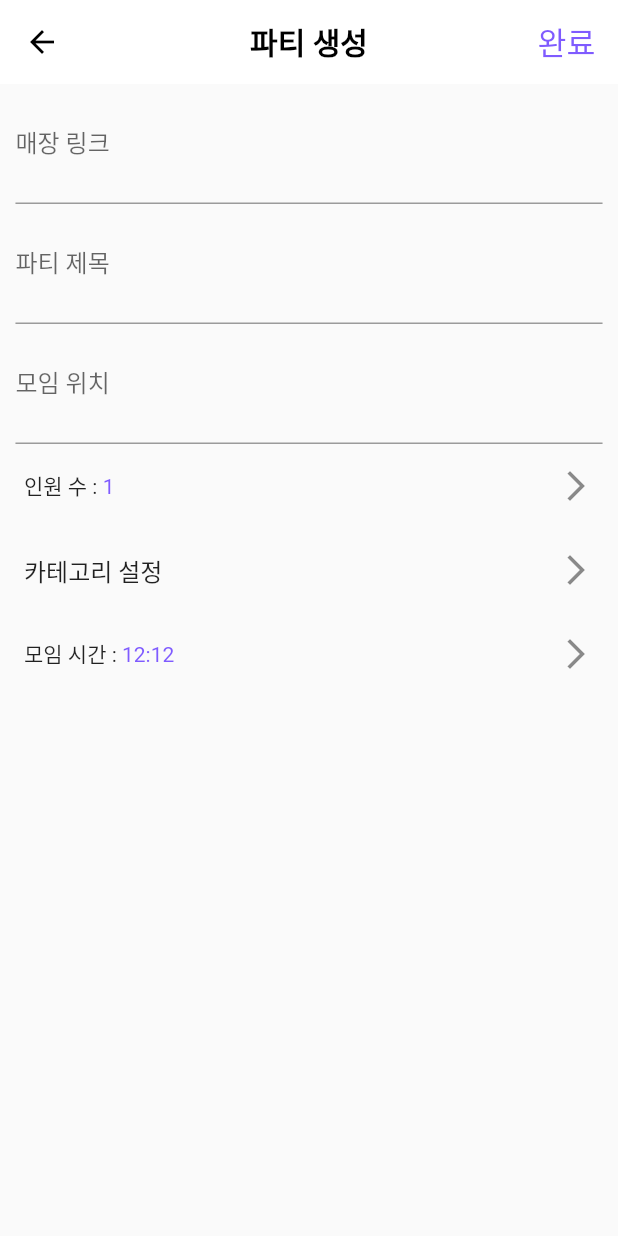
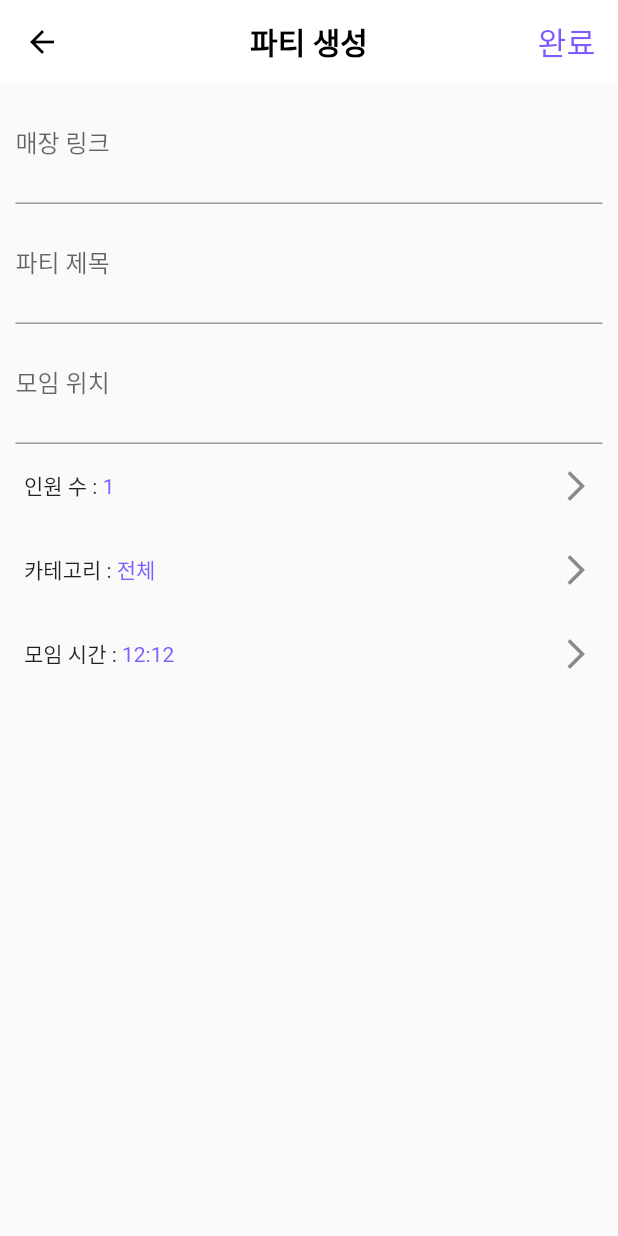
Before and after one commit to clroot/nona-muckja-frontend, a Flutter app: the MainPage screen opened directly, after a tap on the "add" icon, on a phone screen of 412 x 824 dp. Run offline on Flutter 3.47's test engine with Material 2 defaults, Android fonts, the phone set to English and light mode, and no system bars; our stand-ins replace flutter_dotenv, flutter_secure_storage, geolocator, permission_handler, persistent_bottom_nav_bar and 1 more; missing offline and left inert: dart:ffi, kakao_flutter_sdk; accounts and stored records are empty.

Commit message:
partypage 카테고리 완성

```diff
--- a/lib/main.dart
+++ b/lib/main.dart
@@ -1,4 +1,5 @@
 import 'package:flutter/material.dart';
+import 'package:nonamukja/pages/MainPage/main_page.dart';
 import 'package:nonamukja/pages/user_manage.dart';
 import 'package:flutter_dotenv/flutter_dotenv.dart';
 
@@ -17,7 +18,8 @@ class App extends StatelessWidget {
             .copyWith(primary: Color.fromARGB(255, 127, 91, 255)),
       ),
       debugShowCheckedModeBanner: false,
-      home: UserManagePage(),
+      home: MainPage(),
+      //UserManagePage(),
     );
   }
 }
--- a/lib/pages/MainPage/PartyPage/category_select.dart
+++ b/lib/pages/MainPage/PartyPage/category_select.dart
@@ -27,6 +27,7 @@ class BuildCategorySelectPage extends StatelessWidget {
           mainAxisAlignment: MainAxisAlignment.center,
           crossAxisAlignment: CrossAxisAlignment.end,
           children: <Widget>[
+            CategoryContainer(title: '전체'),
             CategoryContainer(title: '일식'),
             CategoryContainer(title: '중식'),
             CategoryContainer(title: '치킨'),
@@ -61,7 +62,9 @@ class CategoryContainer extends StatelessWidget {
   @override
   Widget build(BuildContext context) {
     return ListTile(
-
+      onTap: () {
+        Navigator.pop(context,this.title);
+      },
       title: Text(
         this.title,
         style: TextStyle(color: Colors.black),
--- a/lib/pages/MainPage/PartyPage/party_signin_page.dart
+++ b/lib/pages/MainPage/PartyPage/party_signin_page.dart
@@ -16,6 +16,8 @@ const List<int> _selectint = <int>[
   10,
   11
 ];
+
+String category = '전체';
 
 class PartySigninPage extends StatelessWidget {
   @override
@@ -79,6 +81,7 @@ class _BuildPartySigninPageState extends State<BuildPartySigninPage> {
             child: child,
           ),
         ));
+
   }
   @override
   Widget build(BuildContext context) {
@@ -150,7 +153,7 @@ class _BuildPartySigninPageState extends State<BuildPartySigninPage> {
                           ),
                     ),
 
-                    //Text('인원 수 : '+_selectint[_selectedint].toString()),
+
                     trailing: Icon(Icons.arrow_forward_ios),
                     onTap: () => _showDialog(
                       CupertinoPicker(
@@ -183,9 +186,23 @@ class _BuildPartySigninPageState extends State<BuildPartySigninPage> {
 
               child: Form(
                 child: ListTile(
-                  title: Text('카테고리 설정'),
+                  title: RichText(
+                    text: TextSpan(
+                      text: '카테고리 : ',
+                      style: DefaultTextStyle.of(context).style,
+                      children: <TextSpan>[
+                        TextSpan(
+                          text: category,
+                          style: TextStyle(color:Color.fromARGB(255, 127, 91, 255),
+                          )
+                        )
+                      ]
+                    ),
+                  ),
                   trailing: Icon(Icons.arrow_forward_ios),
-                  onTap: () => pushNewScreen(context, screen: CategorySelectPage(), withNavBar: false),
+                  onTap: () {
+                    _navigateAndDisplaySelection(context);
+                  },
 
                 ),
               ),
@@ -226,5 +243,20 @@ class _BuildPartySigninPageState extends State<BuildPartySigninPage> {
 
           ],
         );
+
+  }
+  _navigateAndDisplaySelection(BuildContext context) async {
+    // Navigator.push는 Future를 반환합니다. Future는 선택 창에서
+    // Navigator.pop이 호출된 이후 완료될 것입니다.
+    final result = await Navigator.push(
+      context,
+      // 다음 단계에서 SelectionScreen를 만들 것입니다.
+      MaterialPageRoute(builder: (context) => CategorySelectPage()),
+    );
+
+    setState(() {
+      category = result;
+    });
+
   }
 }
```
